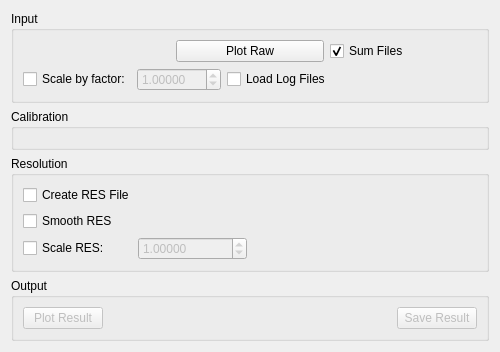
mantidproject/mantid, file qt/scientific_interfaces/Indirect/ISISCalibration.ui: the form before one commit.
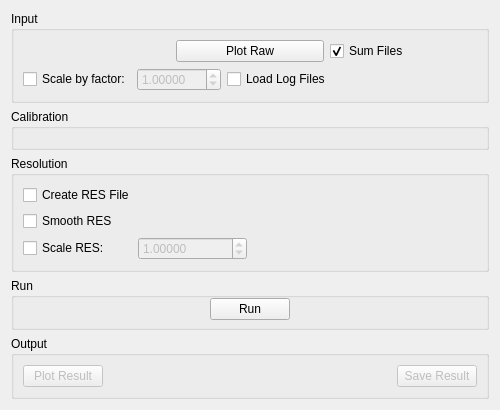
The form after the commit. Custom widgets are drawn as their Qt base class.

Commit message: Refs #23774. Move Run button on Data reduction Interface

Diff of the .ui file:
```diff
--- a/qt/scientific_interfaces/Indirect/ISISCalibration.ui
+++ b/qt/scientific_interfaces/Indirect/ISISCalibration.ui
@@ -7,7 +7,7 @@
     <x>0</x>
     <y>0</y>
     <width>500</width>
-    <height>339</height>
+    <height>367</height>
    </rect>
   </property>
   <property name="minimumSize">
@@ -233,6 +233,54 @@
      </layout>
     </widget>
    </item>
+   <item>
+    <widget class="QGroupBox" name="gbRun">
+     <property name="title">
+      <string>Run</string>
+     </property>
+     <layout class="QHBoxLayout" name="horizontalLayout_2">
+      <property name="topMargin">
+       <number>0</number>
+      </property>
+      <property name="bottomMargin">
+       <number>7</number>
+      </property>
+      <item>
+       <spacer name="horizontalSpacer">
+        <property name="orientation">
+         <enum>Qt::Horizontal</enum>
+        </property>
+        <property name="sizeHint" stdset="0">
+         <size>
+          <width>185</width>
+          <height>20</height>
+         </size>
+        </property>
+       </spacer>
+      </item>
+      <item>
+       <widget class="QPushButton" name="pushButton">
+        <property name="text">
+         <string>Run</string>
+        </property>
+       </widget>
+      </item>
+      <item>
+       <spacer name="horizontalSpacer_3">
+        <property name="orientation">
+         <enum>Qt::Horizontal</enum>
+        </property>
+        <property name="sizeHint" stdset="0">
+         <size>
+          <width>184</width>
+          <height>20</height>
+         </size>
+        </property>
+       </spacer>
+      </item>
+     </layout>
+    </widget>
+   </item>
    <item>
     <widget class="QGroupBox" name="gbOutput">
      <property name="title">
@@ -281,16 +329,17 @@
   </layout>
  </widget>
  <customwidgets>
-  <customwidget>
-   <class>MantidQt::MantidWidgets::PreviewPlot</class>
-   <extends>QWidget</extends>
-   <header>MantidQtWidgets/LegacyQwt/PreviewPlot.h</header>
-   <container>1</container>
-  </customwidget>
   <customwidget>
    <class>MantidQt::API::MWRunFiles</class>
    <extends>QWidget</extends>
    <header>MantidQtWidgets/Common/MWRunFiles.h</header>
+   <container>1</container>
+  </customwidget>
+  <customwidget>
+   <class>MantidQt::MantidWidgets::PreviewPlot</class>
+   <extends>QWidget</extends>
+   <header>MantidQtWidgets/LegacyQwt/PreviewPlot.h</header>
+   <container>1</container>
   </customwidget>
  </customwidgets>
  <resources/>
```
The commit also changes 7 other files.
